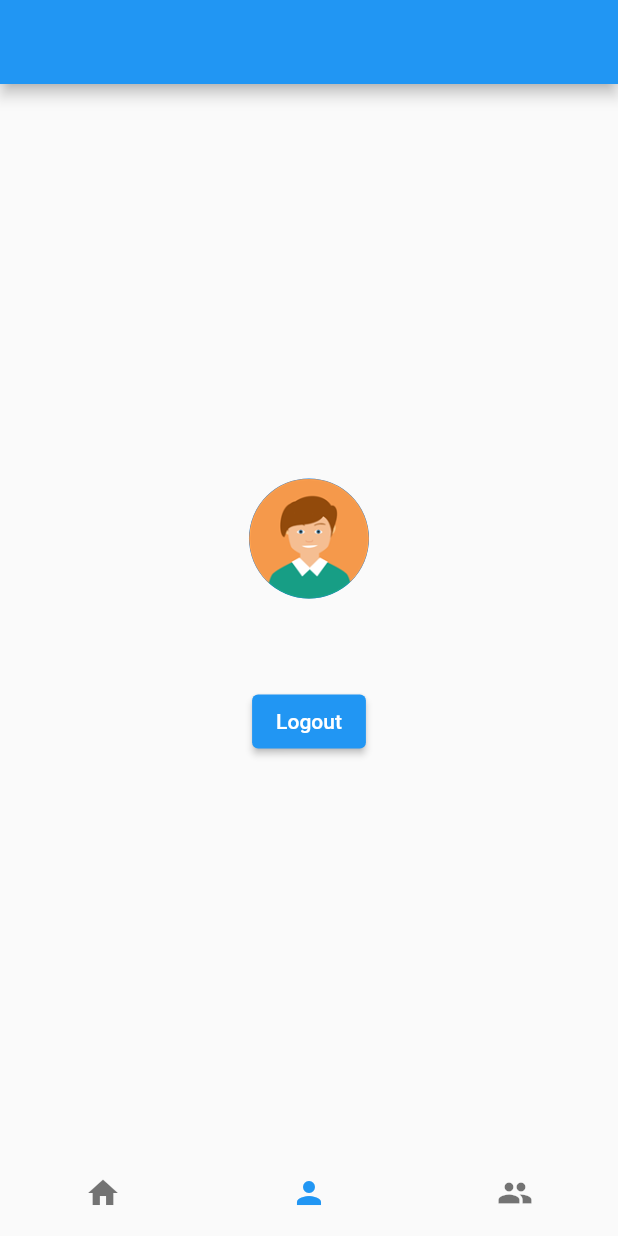
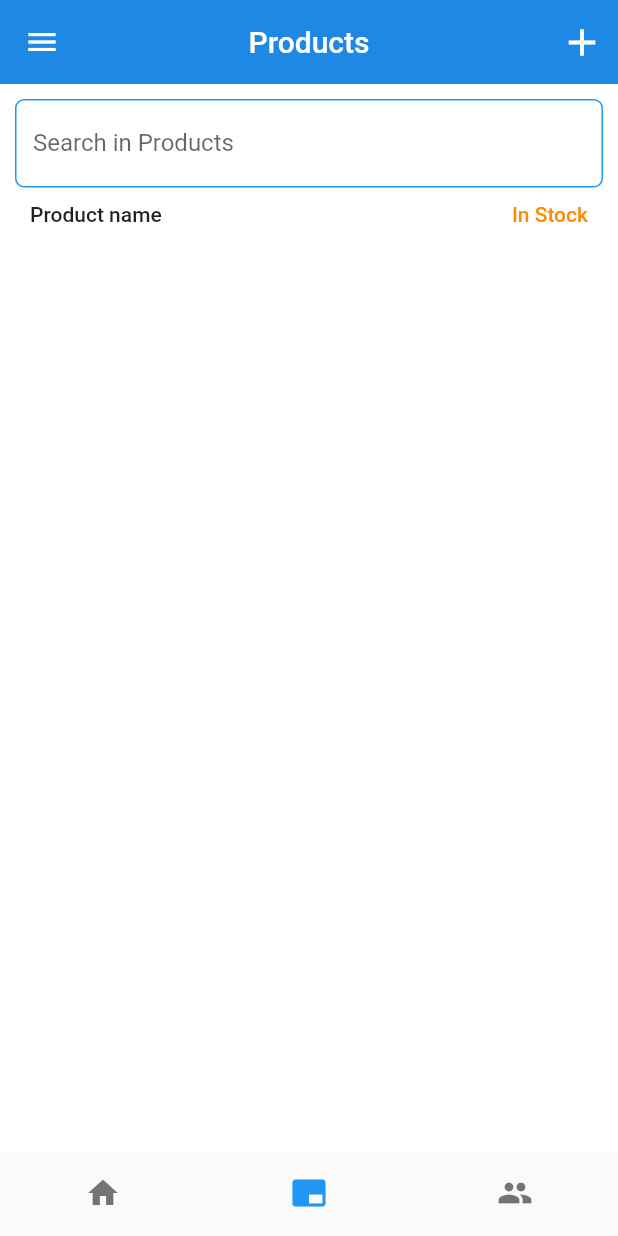
Before and after one commit to Brian-mula/email-pos, a Flutter app: the screen it shows once a user with an empty profile is signed in, item 2 of the bottom bar chosen, on a phone screen of 412 x 824 dp. Run offline on Flutter 3.47's test engine with Material 2 defaults, Android fonts, the light colour scheme and no system bars; our stand-ins replace cloud_firestore, firebase_auth, firebase_core, firebase_storage, flutter_riverpod, image_picker; accounts and stored records are empty.

Commit message:
rearranged the layout

```diff
--- a/lib/main.dart
+++ b/lib/main.dart
@@ -1,10 +1,5 @@
 import 'package:emailpos/firebase_options.dart';
-import 'package:emailpos/views/auth_checker.dart';
-import 'package:emailpos/views/home_view.dart';
-import 'package:emailpos/views/login_view.dart';
-import 'package:emailpos/views/new_product.dart';
-import 'package:emailpos/views/product_details.dart';
-import 'package:emailpos/views/register_view.dart';
+import 'package:emailpos/routes/pos_routes.dart';
 import 'package:firebase_core/firebase_core.dart';
 import 'package:flutter/material.dart';
 import 'package:flutter_riverpod/flutter_riverpod.dart';
@@ -28,14 +23,16 @@ class MyApp extends StatelessWidget {
       ),
       // home: const LoginView(),
       initialRoute: '/',
-      routes: {
-        '/': (context) => const AuthCker(),
-        '/login': (context) => const LoginView(),
-        '/register': (context) => const RegisterView(),
-        '/home': (context) => const HomeView(),
-        '/product-details': (context) => const ProductDetails(),
-        "/new_product": (context) => const NewProduct()
-      },
+      // routes: {
+      //   '/': (context) => const AuthCker(),
+      //   '/login': (context) => const LoginView(),
+      //   '/register': (context) => const RegisterView(),
+      //   '/home': (context) => const HomeView(),
+      //   '/product-details': (context) => const ProductDetails(),
+      //   "/new_product": (context) => const NewProduct(),
+      //   '/categories': (context) => const CategoriesPage()
+      // },
+      onGenerateRoute: (settings) => PosRoutes.generateRoute(settings),
     );
   }
 }
--- a/lib/routes/pos_routes.dart
+++ b/lib/routes/pos_routes.dart
@@ -4,12 +4,12 @@ import 'package:emailpos/views/home_view.dart';
 import 'package:emailpos/views/login_view.dart';
 import 'package:emailpos/views/new_product.dart';
 import 'package:emailpos/views/product_details.dart';
+import 'package:emailpos/views/products.dart';
 import 'package:emailpos/views/register_view.dart';
-import 'package:flutter/cupertino.dart';
 import 'package:flutter/material.dart';
 
 class PosRoutes {
-  static Route<dynamic> generateRoute(RouteSettings settings) {
+  static Route<dynamic>? generateRoute(RouteSettings settings) {
     final args = settings.arguments;
     switch (settings.name) {
       case '/':
@@ -24,6 +24,8 @@ class PosRoutes {
         return MaterialPageRoute(builder: (context) => const NewProduct());
       case '/home':
         return MaterialPageRoute(builder: (context) => const HomeView());
+      case '/products':
+        return MaterialPageRoute(builder: (context) => const ProductsView());
       default:
         return MaterialPageRoute(builder: (context) => const ErrorRoute());
     }
--- a/lib/views/main_homepage.dart
+++ b/lib/views/main_homepage.dart
@@ -1,5 +1,6 @@
 import 'package:emailpos/views/accounts.dart';
 import 'package:emailpos/views/home_view.dart';
+import 'package:emailpos/views/products.dart';
 import 'package:flutter/material.dart';
 import 'package:flutter_riverpod/flutter_riverpod.dart';
 
@@ -11,7 +12,7 @@ class MainHomePage extends ConsumerStatefulWidget {
 }
 
 class _MainHomePageState extends ConsumerState<MainHomePage> {
-  List pages = [const HomeView(), const Accounts(), const Text("Users page")];
+  List pages = [const HomeView(), const ProductsView(), const Accounts()];
 
   int selectedIndex = 0;
   void _onTap(int index) {
@@ -34,8 +35,9 @@ class _MainHomePageState extends ConsumerState<MainHomePage> {
           onTap: _onTap,
           items: const <BottomNavigationBarItem>[
             BottomNavigationBarItem(icon: Icon(Icons.home), label: "Home"),
-            BottomNavigationBarItem(icon: Icon(Icons.person), label: "Account"),
-            BottomNavigationBarItem(icon: Icon(Icons.people), label: "Users")
+            BottomNavigationBarItem(
+                icon: Icon(Icons.branding_watermark), label: "Products"),
+            BottomNavigationBarItem(icon: Icon(Icons.people), label: "Account")
           ]),
     );
   }
--- /dev/null
+++ b/lib/views/products.dart
@@ -0,0 +1,169 @@
+import 'package:emailpos/providers/products_provider.dart';
+import 'package:firebase_auth/firebase_auth.dart';
+import 'package:flutter/material.dart';
+import 'package:flutter_riverpod/flutter_riverpod.dart';
+
+class ProductsView extends ConsumerStatefulWidget {
+  const ProductsView({super.key});
+
+  @override
+  ConsumerState<ConsumerStatefulWidget> createState() => _ProductsViewState();
+}
+
+class _ProductsViewState extends ConsumerState<ProductsView> {
+  TextEditingController searchController = TextEditingController();
+  FirebaseAuth auth = FirebaseAuth.instance;
+  @override
+  Widget build(BuildContext context) {
+    ThemeData theme = Theme.of(context);
+    var product = ref.watch(products);
+    // final searchProduct = ref.watch(dbSearchedProds);
+    // var searchResults = ref.watch(searchedProduct);
+    var search = ref.watch(searchTerm);
+    void searchProducts(String term) {
+      setState(() {
+        search = term;
+        // product = searchResults;
+      });
+    }
+
+    return Scaffold(
+      backgroundColor: Colors.white,
+      appBar: AppBar(
+        elevation: 0.0,
+        backgroundColor: Colors.blue.shade600,
+        centerTitle: true,
+        title: const Text("Products"),
+        actions: [
+          IconButton(
+              onPressed: () {
+                Navigator.pushNamed(context, "/new_product");
+              },
+              icon: const Icon(
+                Icons.add,
+                size: 30,
+                color: Colors.white,
+              ))
+        ],
+      ),
+      drawer: Drawer(
+        child: ListView(
+          children: [
+            UserAccountsDrawerHeader(
+                currentAccountPicture: const CircleAvatar(
+                  backgroundImage: AssetImage("assets/images/man.png"),
+                ),
+                accountName:
+                    Text(auth.currentUser!.displayName ?? "Not Available"),
+                accountEmail: Text(auth.currentUser!.email!)),
+            const ListTile(
+              leading: Icon(Icons.home),
+              title: Text("Home"),
+            ),
+            const ListTile(
+              leading: Icon(Icons.store),
+              title: Text("New Product"),
+            )
+          ],
+        ),
+      ),
+      body: SingleChildScrollView(
+        physics: const BouncingScrollPhysics(),
+        child: Padding(
+          padding: const EdgeInsets.only(left: 10, right: 10, top: 10),
+          child: Column(
+            children: [
+              TextFormField(
+                onChanged: (value) => searchProducts(value),
+                keyboardType: TextInputType.text,
+                decoration: InputDecoration(
+                    labelText: "Search in Products",
+                    enabledBorder: OutlineInputBorder(
+                        borderRadius: BorderRadius.circular(6),
+                        borderSide:
+                            BorderSide(color: Colors.blue.shade500, width: 1)),
+                    focusedBorder: OutlineInputBorder(
+                        borderRadius: BorderRadius.circular(6),
+                        borderSide: BorderSide(color: Colors.orange.shade700))),
+              ),
+              const SizedBox(
+                height: 10,
+              ),
+              Padding(
+                padding: const EdgeInsets.only(left: 10, right: 10),
+                child: Row(
+                  mainAxisAlignment: MainAxisAlignment.spaceBetween,
+                  children: [
+                    Text(
+                      "Product name",
+                      style: theme.textTheme.bodyLarge,
+                    ),
+                    Text(
+                      "In Stock",
+                      style: theme.textTheme.bodyLarge!
+                          .copyWith(color: Colors.orange.shade600),
+                    )
+                  ],
+                ),
+              ),
+              Container(
+                  margin: const EdgeInsets.only(top: 25),
+                  height: 630,
+                  child: product.when(
+                      data: (data) {
+                        return ListView.builder(
+                            itemCount: data.length,
+                            itemBuilder: (context, index) {
+                              return Container(
+                                margin:
+                                    const EdgeInsets.only(bottom: 10, top: 0),
+                                child: GestureDetector(
+                                  onTap: () {
+                                    Navigator.pushNamed(
+                                        context, "/product-details",
+                                        arguments: data[index]);
+                                  },
+                                  child: ListTile(
+                                    leading: Container(
+                                      height: 150,
+                                      width: 100,
+                                      decoration: BoxDecoration(
+                                          borderRadius:
+                                              BorderRadius.circular(6),
+                                          image: const DecorationImage(
+                                              image: NetworkImage(
+                                                  "https://cdn.pixabay.com/photo/2017/08/06/16/30/computer-2593921__340.jpg"),
+                                              fit: BoxFit.cover)),
+                                    ),
+                                    title: Text(
+                                      data[index].title,
+                                      style: theme.textTheme.bodyLarge,
+                                    ),
+                                    subtitle: Text(
+                                      "Ksh.${data[index].price.toString()}",
+                                      style: theme.textTheme.bodyLarge!
+                                          .copyWith(
+                                              color: Colors.orange.shade600),
+                                    ),
+                                    trailing: Text(
+                                      data[index].quantity.toString(),
+                                      style: theme.textTheme.bodyLarge!
+                                          .copyWith(
+                                              color: Colors.orange.shade600),
+                                    ),
+                                  ),
+                                ),
+                              );
+                            });
+                      },
+                      error: (error, stacktrace) => Text(error.toString()),
+                      loading: () => const Center(
+                            child: CircularProgressIndicator(),
+                          )))
+            ],
+          ),
+        ),
+      ),
+    );
+  }
+}
```
Also changed, not shown: lib/views/home_view.dart (+14 -148 lines), assets/images/drinks.jpg (added).
